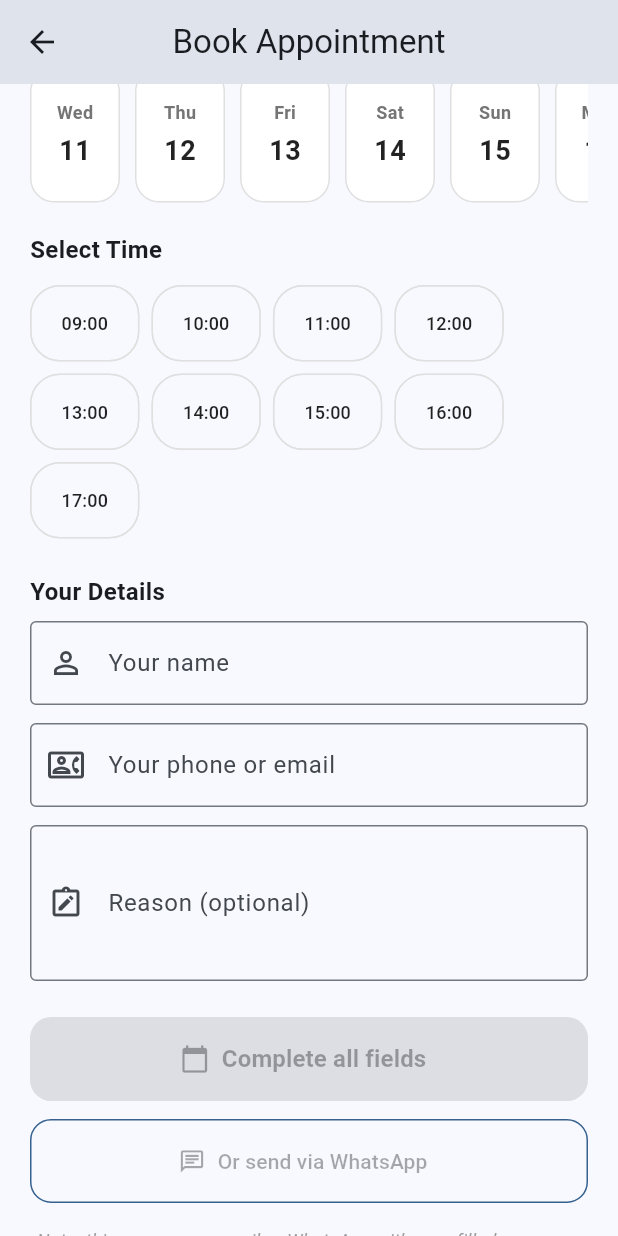
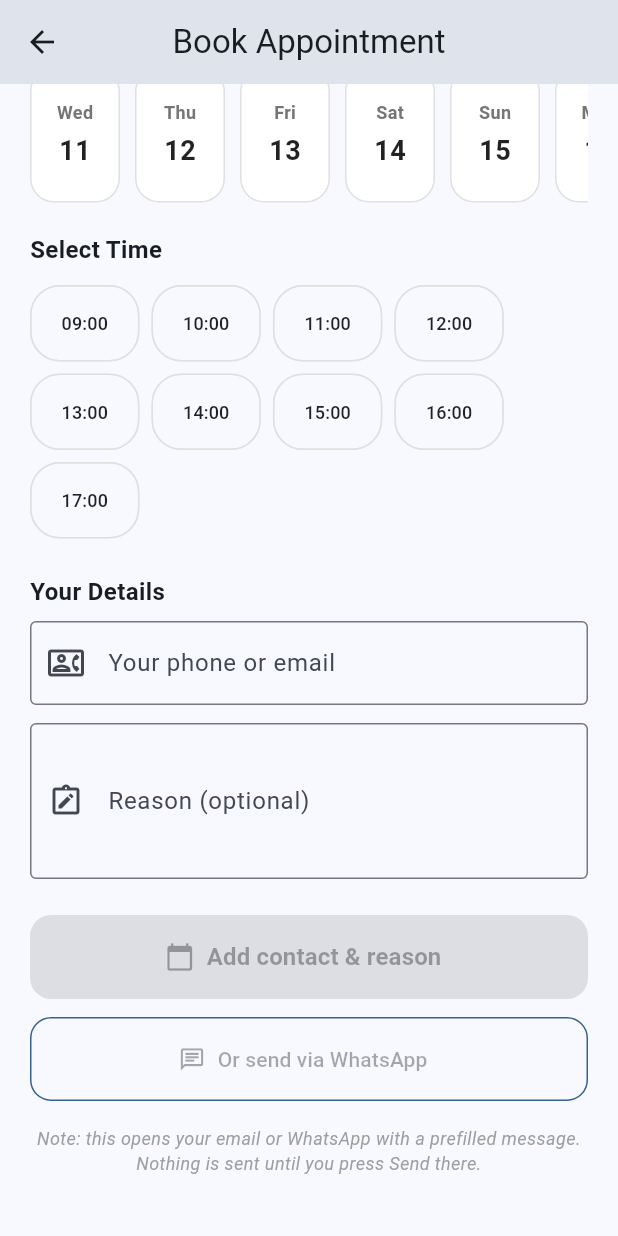
Before and after one commit to TONNY-TED/SE2026-24311351014-voice-health-advisor, a Flutter app: the BookAppointmentScreen screen opened directly with sample values from the repository, scrolled down 389 dp, on a phone screen of 412 x 824 dp. Run offline on Flutter 3.47's test engine with Material 3 defaults, Android fonts, the phone set to English and light mode, and no system bars; our stand-ins replace flutter_tts, shared_preferences, speech_to_text, sqflite; accounts and stored records are empty.

Commit message:
no need to enter a name when booking an appointment. The name will be taken from the user profile. record should stop once userhas stopped speaking. The user should be able to start and stop recording by pressing a button. The recorded audio should be sent to the backend for processing and transcription.

```diff
--- a/lib/screens/book_appointment_screen.dart
+++ b/lib/screens/book_appointment_screen.dart
@@ -1,6 +1,7 @@
 // Booking Screen: doctor image at top, calendar date grid, time chips,
 // blue Book Appointment button — matches the reference UI design.
 // Nothing is sent automatically — user confirms in the external app.
+// Patient name is no longer required for appointment booking.
 
 import 'dart:io';
 
@@ -21,7 +22,6 @@ class BookAppointmentScreen extends StatefulWidget {
 class _BookAppointmentScreenState extends State<BookAppointmentScreen> {
   final GlobalKey<FormState> _formKey = GlobalKey<FormState>();
 
-  final TextEditingController _nameController = TextEditingController();
   final TextEditingController _contactController = TextEditingController();
   final TextEditingController _reasonController = TextEditingController();
 
@@ -45,7 +45,6 @@ class _BookAppointmentScreenState extends State<BookAppointmentScreen> {
 
   @override
   void dispose() {
-    _nameController.dispose();
     _contactController.dispose();
     _reasonController.dispose();
     super.dispose();
@@ -68,7 +67,6 @@ class _BookAppointmentScreenState extends State<BookAppointmentScreen> {
   bool get _ready =>
       _date != null &&
       _time != null &&
-      _nameController.text.trim().isNotEmpty &&
       _contactController.text.trim().isNotEmpty;
 
   void _selectTime(TimeOfDay time) {
@@ -82,7 +80,6 @@ class _BookAppointmentScreenState extends State<BookAppointmentScreen> {
         'Doctor: ${doc.displayName}\n'
         'Date: $_dateLabel\n'
         'Time: $_timeLabel\n'
-        'Patient: ${_nameController.text.trim()}\n'
         'Contact: ${_contactController.text.trim()}\n'
         'Reason: ${_reasonController.text.trim().isEmpty ? '-' : _reasonController.text.trim()}\n\n'
         'Thank you.';
@@ -411,20 +408,6 @@ class _BookAppointmentScreenState extends State<BookAppointmentScreen> {
               ),
               const SizedBox(height: 8),
               TextFormField(
-                controller: _nameController,
-                textCapitalization: TextCapitalization.words,
-                decoration: const InputDecoration(
-                  labelText: 'Your name',
-                  prefixIcon: Icon(Icons.person_outline),
-                  border: OutlineInputBorder(),
-                ),
-                validator: (v) => (v == null || v.trim().isEmpty)
-                    ? 'Please enter your name.'
-                    : null,
-                onChanged: (_) => setState(() {}),
-              ),
-              const SizedBox(height: 12),
-              TextFormField(
                 controller: _contactController,
                 keyboardType: TextInputType.emailAddress,
                 decoration: const InputDecoration(
@@ -469,7 +452,7 @@ class _BookAppointmentScreenState extends State<BookAppointmentScreen> {
                         ? 'Booking...'
                         : _ready
                             ? 'Book Appointment'
-                            : 'Complete all fields',
+                            : 'Add contact & reason',
                     style: const TextStyle(
                       fontSize: 16,
                       fontWeight: FontWeight.bold,
```
